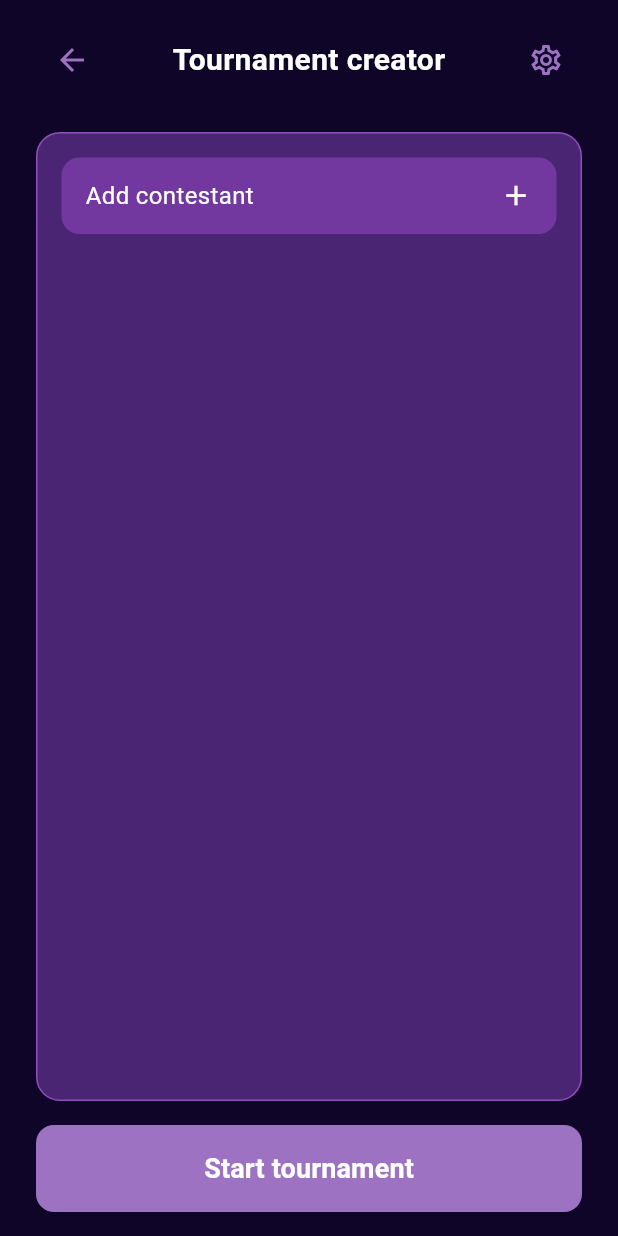
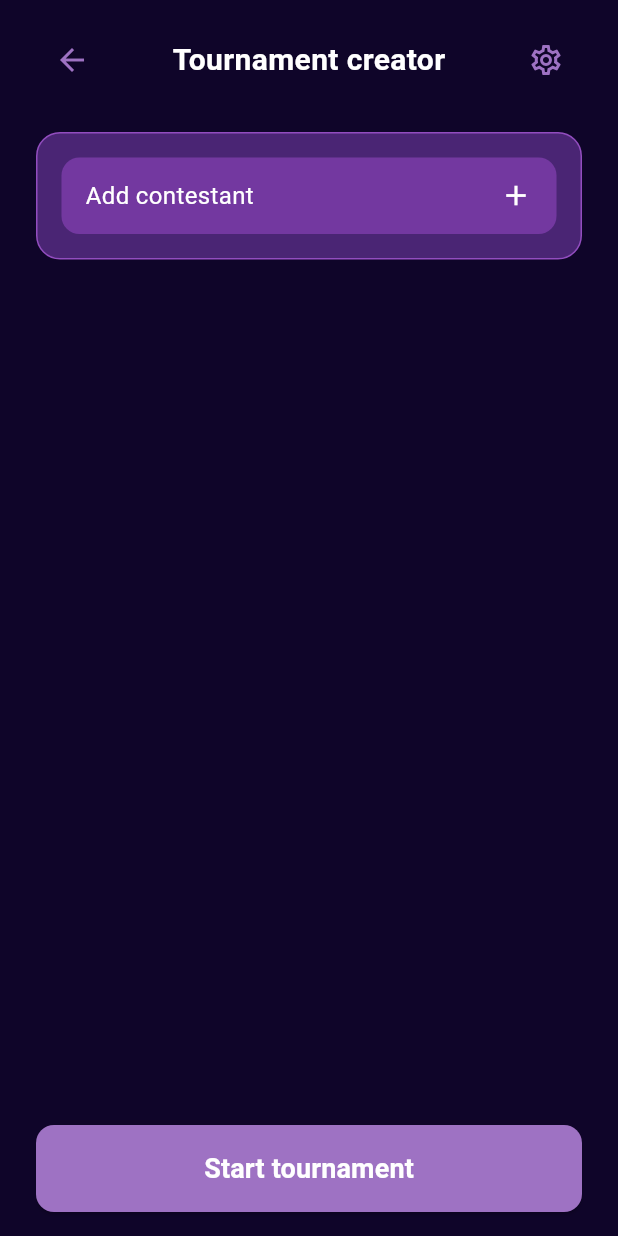
Before and after one commit to dziolex21/BracketBase, a Flutter app: the TournamentCreator screen opened directly, on a phone screen of 412 x 824 dp. Run offline on Flutter 3.47's test engine with Material 3 defaults, Android fonts, the phone set to English and light mode, and no system bars; our stand-ins replace cloud_firestore, firebase_core, image_picker; missing offline and left inert: dart:ffi; accounts and stored records are empty.

Commit message:
Revert "tournament creator scrolling"
This reverts commit 7a12de5ce3907527e944bae1a71143d205f7c693.

```diff
--- a/lib/views/tournament_creator.dart
+++ b/lib/views/tournament_creator.dart
@@ -122,7 +122,6 @@ class _TournamentCreatorState extends State<TournamentCreator> {
           padding: const EdgeInsets.symmetric(horizontal: 24.0, vertical: 16.0),
           child: Column(
             children: [
-              // --- HEADER ---
               Row(
                 mainAxisAlignment: MainAxisAlignment.spaceBetween,
                 children: [
@@ -148,18 +147,14 @@ class _TournamentCreatorState extends State<TournamentCreator> {
                       Navigator.push(
                         context,
                         MaterialPageRoute(
-                          builder: (context) => const TournamentSettings(),
-                        ),
+                            builder: (context) => const TournamentSettings()),
                       );
                     },
                   ),
                 ],
               ),
               const SizedBox(height: 24.0),
-
-              // --- LISTA KTÓRA MA BRAĆ CAŁĄ WOLNĄ WYSOKOŚĆ ---
-              Expanded(
-                child: Container(
+              Container(
                 padding: const EdgeInsets.all(16.0),
                 decoration: BoxDecoration(
                   color: AppColors.purple4,
@@ -167,6 +162,7 @@ class _TournamentCreatorState extends State<TournamentCreator> {
                   border: Border.all(color: AppColors.purple2),
                 ),
                 child: ListView.separated(
+                  shrinkWrap: true,
                   itemCount: _contestants.length + 1,
                   separatorBuilder: (context, index) =>
                       const SizedBox(height: 12.0),
@@ -178,11 +174,7 @@ class _TournamentCreatorState extends State<TournamentCreator> {
                   },
                 ),
               ),
-              ),
-
-              const SizedBox(height: 16.0),
-
-              // --- BUTTON NA DOLE ---
+              const Spacer(),
               SizedBox(
                 width: double.infinity,
                 child: ElevatedButton(
@@ -199,8 +191,7 @@ class _TournamentCreatorState extends State<TournamentCreator> {
                     style: TextStyle(
                         fontSize: 18,
                         color: Colors.white,
-                      fontWeight: FontWeight.bold,
-                    ),
+                        fontWeight: FontWeight.bold),
                   ),
                 ),
               ),
@@ -210,7 +201,6 @@ class _TournamentCreatorState extends State<TournamentCreator> {
       ),
     );
   }
-
 
   Widget _buildContestantTile(BuildContext context, int index) {
     return GestureDetector(
```
Lines whose indentation alone changed are shown as unchanged.
